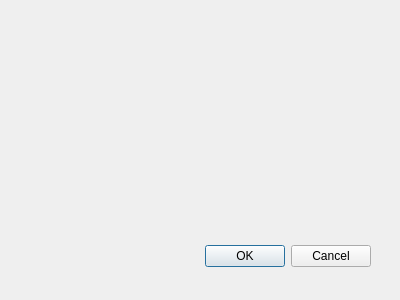
Above: RatWalkGui/ExportAnglesDialog.ui from CristianDavid/QtRatWalk before the change. Below: the same form after it.
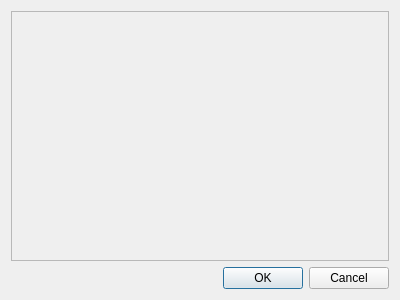
That is the form after the change.

Commit message: Progress in exporting angles

What changed in the file:
```diff
--- a/RatWalkGui/ExportAnglesDialog.ui
+++ b/RatWalkGui/ExportAnglesDialog.ui
@@ -15,15 +15,22 @@
   <property name="windowTitle">
    <string>Dialog</string>
   </property>
+  <property name="modal">
+   <bool>true</bool>
+  </property>
+  <layout class="QVBoxLayout" name="verticalLayout">
+   <item>
+    <widget class="QFrame" name="contentFrame">
+     <property name="frameShape">
+      <enum>QFrame::StyledPanel</enum>
+     </property>
+     <property name="frameShadow">
+      <enum>QFrame::Raised</enum>
+     </property>
+    </widget>
+   </item>
+   <item>
   <widget class="QDialogButtonBox" name="buttonBox">
-   <property name="geometry">
-    <rect>
-     <x>30</x>
-     <y>240</y>
-     <width>341</width>
-     <height>32</height>
-    </rect>
-   </property>
    <property name="orientation">
     <enum>Qt::Horizontal</enum>
    </property>
@@ -31,6 +38,8 @@
     <set>QDialogButtonBox::Cancel|QDialogButtonBox::Ok</set>
    </property>
   </widget>
+   </item>
+  </layout>
  </widget>
  <pixmapfunction/>
  <resources/>
```
Left out of the diff: 15 changed lines with no effect on the pictures. Lines whose indentation alone changed are shown as unchanged. The commit also changes 6 other files.
